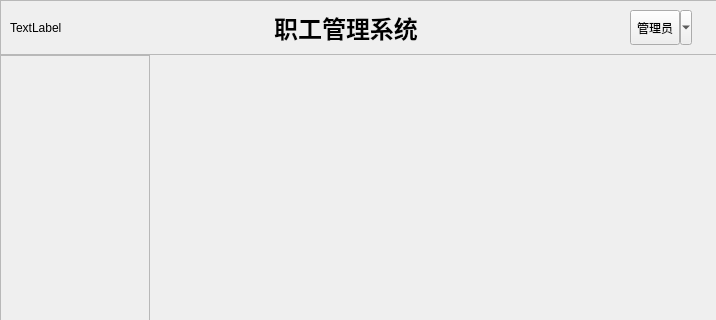
Above: mainwindow.ui from YuyangHou1230/WorkerManagerSystem before the change; both pictures show x 0 to 716 and y 0 to 320 of the 800 by 600 pixel window. Below: the same form after it.
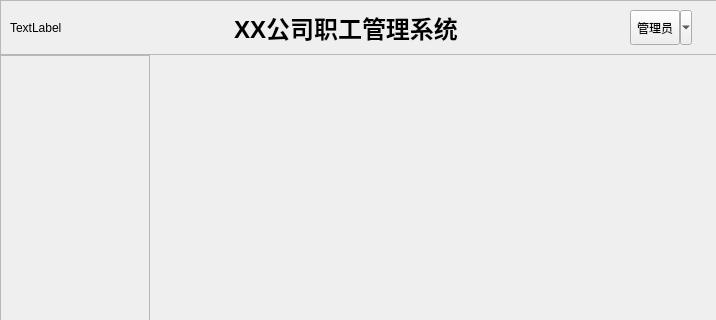
That is the form after the change.

The edit to the form file:
```diff
--- a/mainwindow.ui
+++ b/mainwindow.ui
@@ -62,7 +62,7 @@
           </font>
          </property>
          <property name="text">
-          <string>职工管理系统</string>
+          <string>XX公司职工管理系统</string>
          </property>
          <property name="alignment">
           <set>Qt::AlignCenter</set>
```
